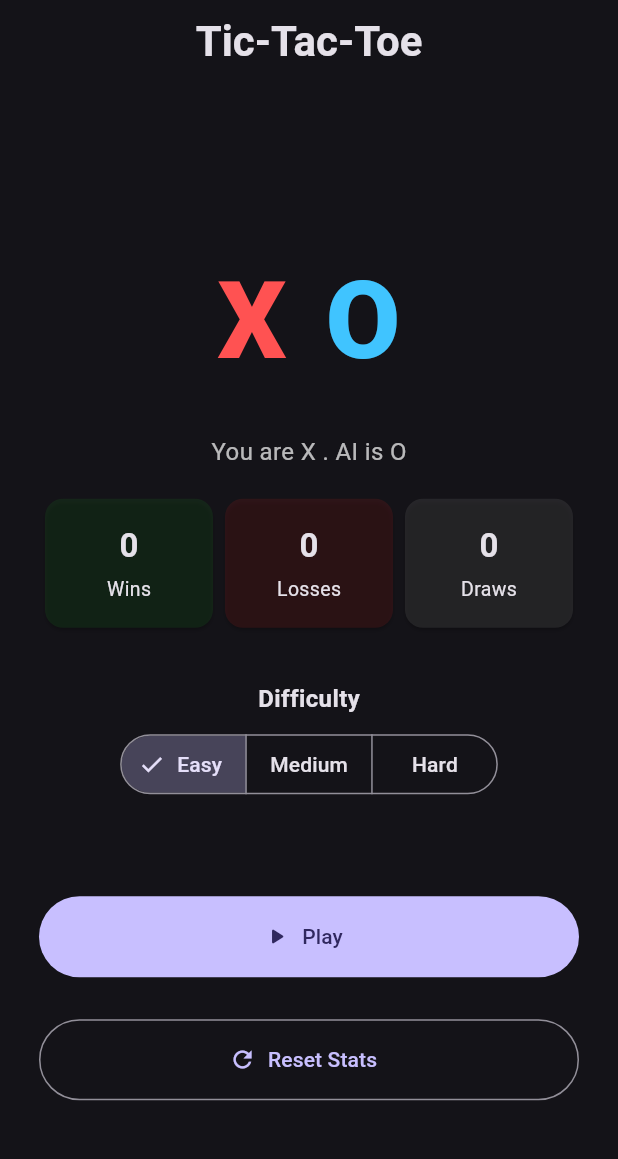
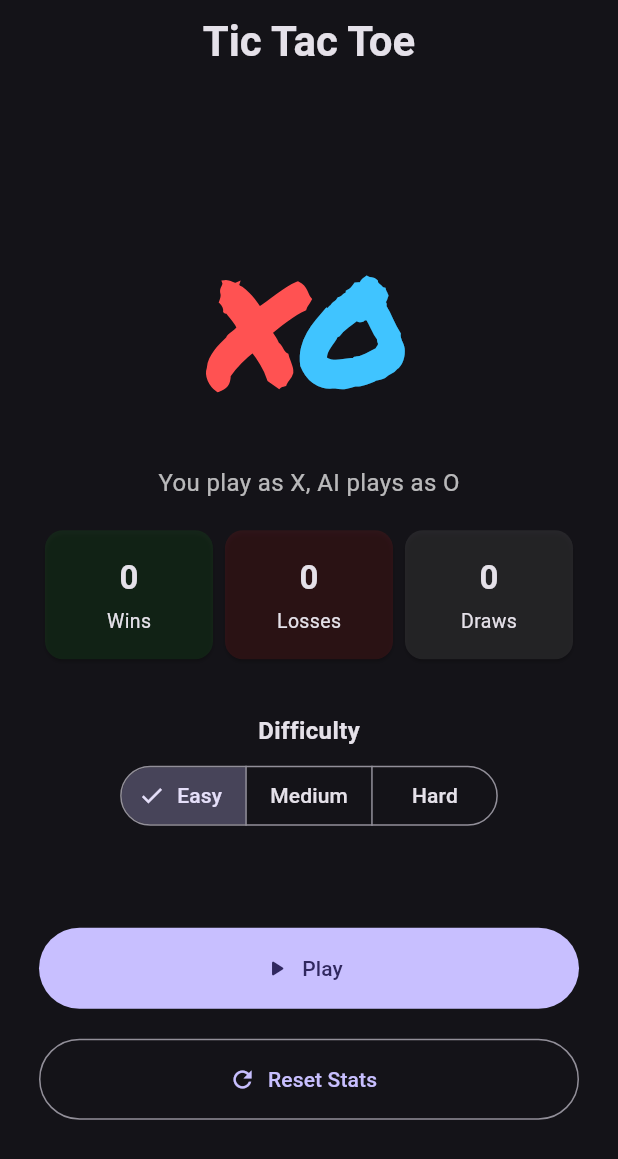
Before and after one commit to MohamedRuzaik9/tictactoe, a Flutter app: the screen it shows after launch, on a phone screen of 412 x 824 dp. Shown: the top 1159 px of the screen. Run offline on Flutter 3.47's test engine with Material 3 defaults, Android fonts, the phone set to English and light mode, and no system bars; our stand-ins replace google_fonts, shared_preferences.

Commit message:
Update main.dart

```diff
--- a/lib/main.dart
+++ b/lib/main.dart
@@ -1,11 +1,10 @@
-// ============================================================================
-// App Entry & Home Screen (theme + navigation)
-// Larger title + XO logo for better visual balance.
-// ============================================================================
+
 
 import 'package:flutter/material.dart';
 import 'core/persistence.dart';
 import 'ui/game_screen.dart';
+import 'package:google_fonts/google_fonts.dart';
+
 
 void main() {
   WidgetsFlutterBinding.ensureInitialized();
@@ -70,7 +69,7 @@ class _HomePageState extends State<HomePage> {
       appBar: AppBar(
         centerTitle: true,
         title: const Text(
-          'Tic-Tac-Toe',
+          'Tic Tac Toe',
           style: TextStyle(fontSize: 28, fontWeight: FontWeight.bold),
         ),
       ),
@@ -85,7 +84,7 @@ class _HomePageState extends State<HomePage> {
               const SizedBox(height: 24),
 
               const Text(
-                'You are X . AI is O',
+                'You play as X, AI plays as O',
                 style: TextStyle(fontSize: 16, color: Colors.white70),
               ),
               const SizedBox(height: 20),
@@ -147,7 +146,7 @@ class _HomePageState extends State<HomePage> {
                 ),
               ),
 
-              const SizedBox(height: 28),
+              const SizedBox(height: 20),
               SizedBox(
                   width: 360,
                   child: OutlinedButton.icon(
@@ -199,20 +198,19 @@ class _XOLogo extends StatelessWidget {
   Widget build(BuildContext context) {
     return Row(
       mainAxisAlignment: MainAxisAlignment.center,
-      children: const [
+      children: [
         Text(
           'X',
-          style: TextStyle(
-            fontSize: 72,
+          style: GoogleFonts.permanentMarker(
+            fontSize: 96,
             fontWeight: FontWeight.w900,
             color: Colors.redAccent,
           ),
         ),
-        SizedBox(width: 26),
         Text(
           'O',
-          style: TextStyle(
-            fontSize: 72,
+          style: GoogleFonts.permanentMarker(
+            fontSize: 96,
             fontWeight: FontWeight.w900,
             color: Colors.lightBlueAccent,
           ),
```
